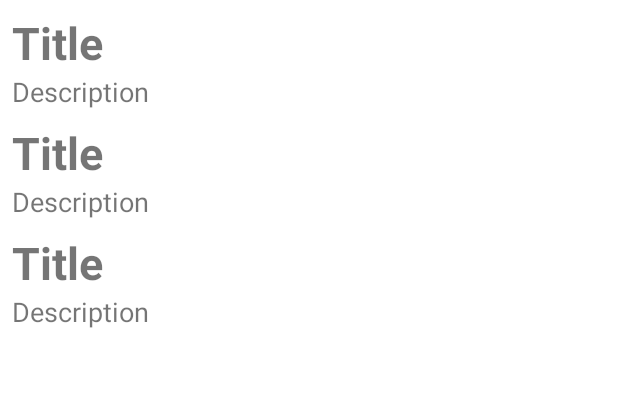
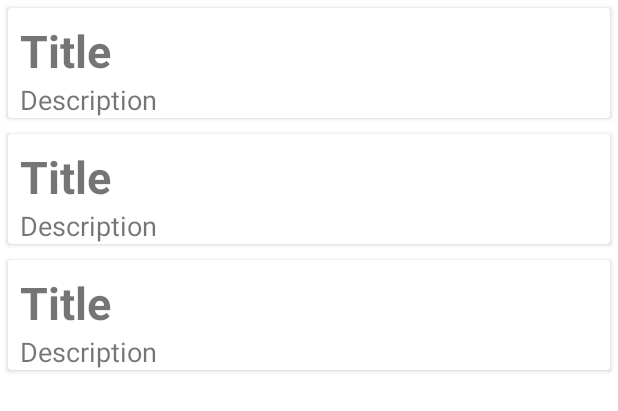
Before and after one commit to CarlosRodrigo/devapps-android-basico-review, an Android app: the layout activity_main.xml on its own in the app's theme, with its tools: preview values and no code run, on a phone screen of 412 x 824 dp. Shown: the top 411 px of the screen. Run offline under Robolectric (Android 15) with nearby library versions, the phone set to English and light mode, and no system bars.

Commit message:
Add CardView to Note Item xml

```diff
--- a/app/src/main/res/layout/note_item.xml
+++ b/app/src/main/res/layout/note_item.xml
@@ -1,8 +1,13 @@
 <?xml version="1.0" encoding="utf-8"?>
-<androidx.constraintlayout.widget.ConstraintLayout xmlns:android="http://schemas.android.com/apk/res/android"
+<androidx.cardview.widget.CardView xmlns:android="http://schemas.android.com/apk/res/android"
     xmlns:app="http://schemas.android.com/apk/res-auto"
     android:layout_width="match_parent"
-    android:layout_height="wrap_content">
+    android:layout_height="wrap_content"
+    android:layout_margin="5dp">
+
+    <androidx.constraintlayout.widget.ConstraintLayout
+        android:layout_width="match_parent"
+        android:layout_height="wrap_content" >
 
         <TextView
             android:id="@+id/note_item_title"
@@ -27,3 +32,5 @@
             app:layout_constraintTop_toBottomOf="@+id/note_item_title" />
 
     </androidx.constraintlayout.widget.ConstraintLayout>
+
+</androidx.cardview.widget.CardView>
```
